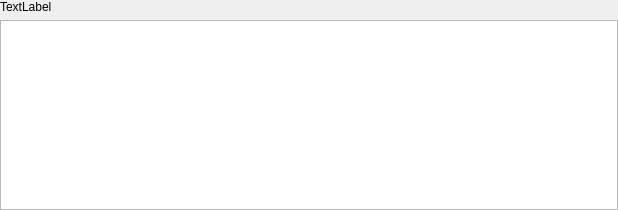
This is views/objectview.ui in nicobucher/TMInspector as Qt 5 draws it before an edit. The edited form follows.
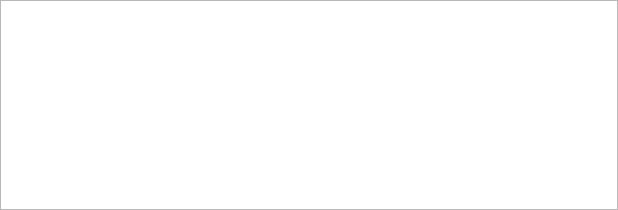
This is the edited form.

Commit message: many minor improvements: - translation tables can now be extended by manual input (also hex) - Checksum checker should display unsigned integer checksums now - Monospace fonts on every data display - Better object view window titles

Diff of the .ui file:
```diff
--- a/views/objectview.ui
+++ b/views/objectview.ui
@@ -32,13 +32,6 @@
    <property name="bottomMargin">
     <number>0</number>
    </property>
-   <item>
-    <widget class="QLabel" name="label">
-     <property name="text">
-      <string>TextLabel</string>
-     </property>
-    </widget>
-   </item>
    <item>
     <widget class="QTreeView" name="treeView">
      <property name="editTriggers">
```
The commit also changes 7 other files.
